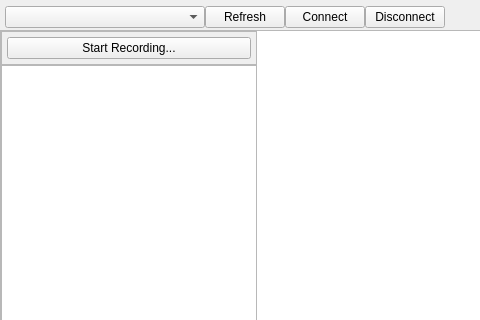
The window that main.ui (FieryRMS/AndroidAutoClicker) describes before a commit, drawn with Qt 5; both pictures show x 0 to 480 and y 0 to 320 of the 800 by 600 pixel window.
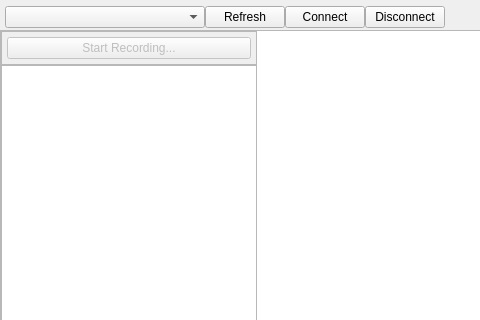
The same window after the commit.

Commit message: added record button

```diff
--- a/main.ui
+++ b/main.ui
@@ -208,6 +208,9 @@
              </property>
              <item>
               <widget class="QPushButton" name="RecordButton">
+               <property name="enabled">
+                <bool>false</bool>
+               </property>
                <property name="focusPolicy">
                 <enum>Qt::NoFocus</enum>
                </property>
```
The commit also changes 1 other file.
